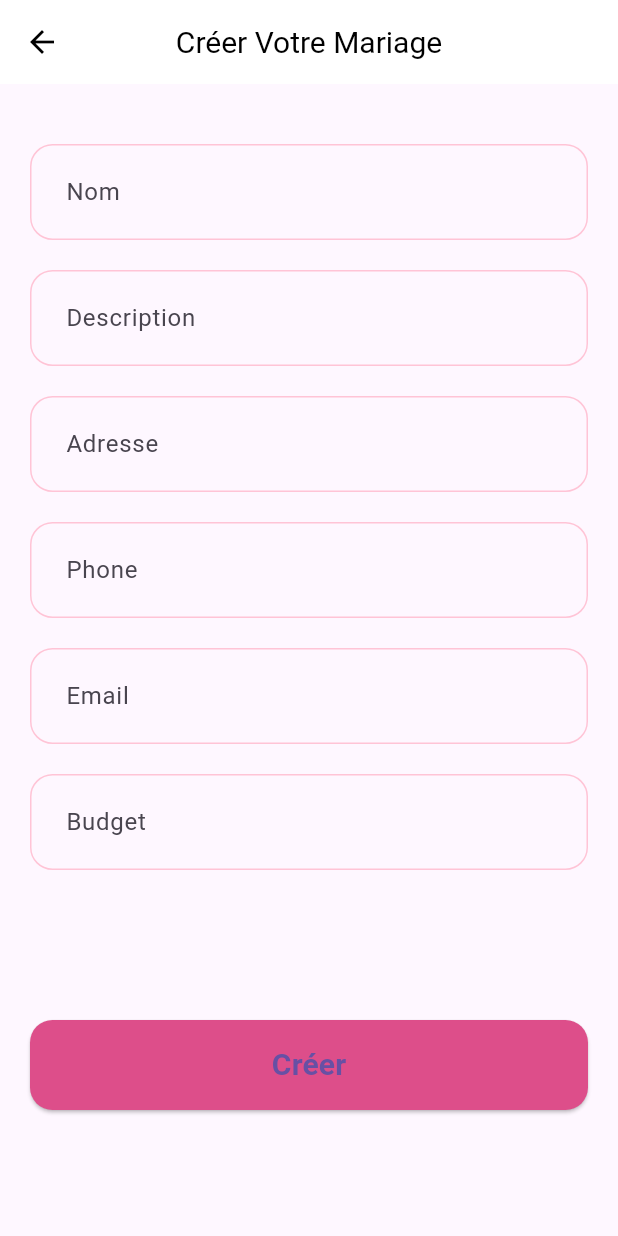
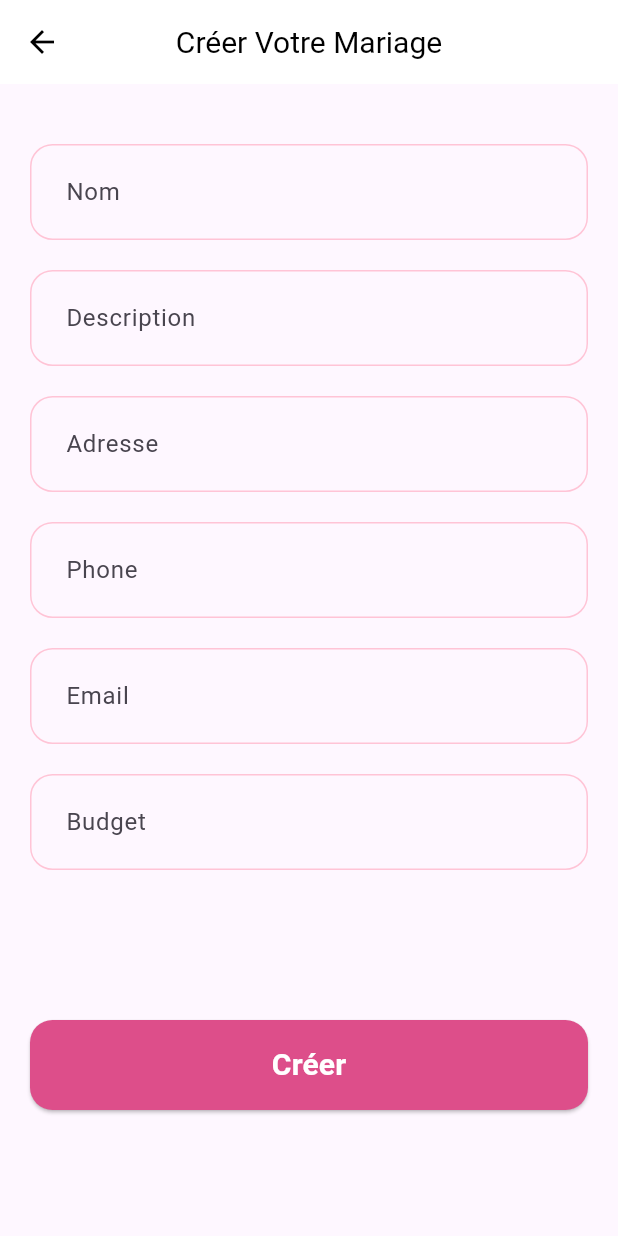
Before and after one commit to TheoBourdel/wedding-app, a Flutter app: the WeddingInfoPage screen opened directly, after a tap on "Créer un Mariage", on a phone screen of 412 x 824 dp. Run offline on Flutter 3.47's test engine with Material 3 defaults, Android fonts, the phone set to English and light mode, and no system bars; our stand-ins replace flutter_rating_bar, font_awesome_flutter, iconsax, image_picker, jwt_decoder, shared_preferences; accounts and stored records are empty; network calls fail.

Commit message:
some fix

```diff
--- a/client/lib/features/wedding/pages/wedding_form.dart
+++ b/client/lib/features/wedding/pages/wedding_form.dart
@@ -1,9 +1,7 @@
 import 'package:client/core/theme/app_colors.dart';
 import 'package:client/model/wedding.dart';
 import 'package:client/repository/auth_repository.dart';
-import 'package:flutter/cupertino.dart';
 import 'package:flutter/material.dart';
-import 'package:flutter/widgets.dart';
 import 'package:client/dto/wedding_dto.dart';
 import 'package:client/repository/wedding_repository.dart';
 import 'package:jwt_decoder/jwt_decoder.dart';
@@ -64,7 +62,7 @@ class _WeddingFormState extends State<WeddingForm> {
         final createdWedding = await weddingRepository.createWedding(wedding);
         Navigator.pop(context, createdWedding);
       } catch (e) {
-        print('Erreur lors de la creation du mariage: $e');
+        //print('Erreur lors de la creation du mariage: $e');
       }
     } else {
       WeddingDto updatedWeddingDto = WeddingDto(
@@ -81,19 +79,13 @@ class _WeddingFormState extends State<WeddingForm> {
         final updatedWedding = await weddingRepository.updateWedding(updatedWeddingDto);
         Navigator.pop(context, updatedWedding);
       } catch (e) {
-        print('Erreur lors de la modification du mariage: $e');
+        //print('Erreur lors de la modification du mariage: $e');
       }
     }
   }
 
   @override
   Widget build(BuildContext context) {
-
-    @override
-    void initState() {
-      super.initState();
-    }
-
     return Scaffold(
       appBar: AppBar(
         foregroundColor: Colors.black,
@@ -101,7 +93,7 @@ class _WeddingFormState extends State<WeddingForm> {
         elevation: 0,
         centerTitle: true,
 
-        title: Text('Créer Votre Mariage',
+        title: const Text('Créer Votre Mariage',
           style:TextStyle(
             fontSize: 20,
           ) ,),
@@ -112,10 +104,10 @@ class _WeddingFormState extends State<WeddingForm> {
           key: _formKey,
           child: ListView(
             children: [
-              SizedBox(height: 20),
+              const SizedBox(height: 20),
               TextFormField(
                 controller: _nameController,
-                decoration: InputDecoration(labelText: 'Nom'),
+                decoration: const InputDecoration(labelText: 'Nom'),
                 validator: (value) {
                   if (value == null || value.isEmpty) {
                     return 'Veuillez entrer le nom du mariage';
@@ -123,10 +115,10 @@ class _WeddingFormState extends State<WeddingForm> {
                   return null;
                 },
               ),
-              SizedBox(height: 20),
+              const SizedBox(height: 20),
               TextFormField(
                 controller: _descriptionController,
-                decoration: InputDecoration(labelText: 'Description'),
+                decoration: const InputDecoration(labelText: 'Description'),
                 validator: (value) {
                   if (value == null || value.isEmpty) {
                     return 'Veuillez entrer une description';
@@ -134,10 +126,10 @@ class _WeddingFormState extends State<WeddingForm> {
                   return null;
                 },
               ),
-              SizedBox(height: 20),
+              const SizedBox(height: 20),
               TextFormField(
                 controller: _addressController,
-                decoration: InputDecoration(labelText: 'Adresse'),
+                decoration: const InputDecoration(labelText: 'Adresse'),
                 validator: (value) {
                   if (value == null || value.isEmpty) {
                     return 'Veuillez entrer une Adresse';
@@ -145,15 +137,15 @@ class _WeddingFormState extends State<WeddingForm> {
                   return null;
                 },
               ),
-              SizedBox(height: 20),
+              const SizedBox(height: 20),
               TextFormField(
                 controller: _phoneController,
-                decoration: InputDecoration(labelText: 'Phone'),
+                decoration: const InputDecoration(labelText: 'Phone'),
               ),
-              SizedBox(height: 20),
+              const SizedBox(height: 20),
               TextFormField(
                 controller: _emailController,
-                decoration: InputDecoration(labelText: 'Email'),
+                decoration: const InputDecoration(labelText: 'Email'),
                 validator: (value) {
                   if (value == null || value.isEmpty) {
                     return 'Veuillez entrer une Email';
@@ -161,10 +153,10 @@ class _WeddingFormState extends State<WeddingForm> {
                   return null;
                 },
               ),
-              SizedBox(height: 20),
+              const SizedBox(height: 20),
               TextFormField(
                 controller: _budgetController,
-                decoration: InputDecoration(labelText: 'Budget'),
+                decoration: const InputDecoration(labelText: 'Budget'),
                 validator: (value) {
                   if (value == null || value.isEmpty) {
                     return 'Veuillez entrer une Budget';
@@ -172,7 +164,7 @@ class _WeddingFormState extends State<WeddingForm> {
                   return null;
                 },
               ),
-              SizedBox(height: 100),
+              const SizedBox(height: 100),
               ElevatedButton(
                 onPressed: weddingAction,
                 style: ElevatedButton.styleFrom(
@@ -185,8 +177,8 @@ class _WeddingFormState extends State<WeddingForm> {
                 ),
                 child: Text(
                   widget.currentWedding != null ? 'Modifier' : 'Créer',
-                  style: TextStyle(
-                    color: AppColors.textIcons,
+                  style: const TextStyle(
+                    color: Colors.white,
                     fontSize: 20,
                     fontWeight: FontWeight.w600,
                   ),
--- a/client/lib/features/wedding/pages/wedding_info_page.dart
+++ b/client/lib/features/wedding/pages/wedding_info_page.dart
@@ -2,9 +2,7 @@ import 'package:client/core/theme/app_colors.dart';
 import 'package:client/features/wedding/pages/wedding_form.dart';
 import 'package:client/model/wedding.dart';
 import 'package:client/repository/wedding_repository.dart';
-import 'package:flutter/cupertino.dart';
 import 'package:flutter/material.dart';
-import 'package:flutter/widgets.dart';
 import 'package:jwt_decoder/jwt_decoder.dart';
 import 'package:shared_preferences/shared_preferences.dart';
 
@@ -54,7 +52,6 @@ class _WeddingInfoPageState extends State<WeddingInfoPage> {
     try {
       final wedding = await weddingRepository.getUserWedding(userId);
       bool isWeddingExists = wedding != null;
-      print(wedding.id);
 
       setState(() {
         _isWeddingExists = isWeddingExists;
@@ -85,10 +82,10 @@ class _WeddingInfoPageState extends State<WeddingInfoPage> {
                           ElevatedButton(
                         onPressed: () {
                           Navigator.push( context, MaterialPageRoute(
-                              builder: (context) => WeddingForm(),
+                              builder: (context) => const WeddingForm(),
                             ),
                           ).then((currentWedding) {
-                            print('je reviens de creer');
+                            //print('je reviens de creer');
                           if (currentWedding != null) {
                               setState(() {
                                 _wedding = currentWedding;
@@ -108,7 +105,7 @@ class _WeddingInfoPageState extends State<WeddingInfoPage> {
                         child: const Text(
                           'Créer un Mariage',
                           style: TextStyle(
-                            color: AppColors.textIcons,
+                            color: Colors.white,
                             fontSize: 20,
                             fontWeight: FontWeight.w600,
                           ),
@@ -121,12 +118,12 @@ class _WeddingInfoPageState extends State<WeddingInfoPage> {
                             height: 200,
                             child: Card(
                               elevation: 9,
-                              margin: EdgeInsets.symmetric(vertical: 10, horizontal: 20),
+                              margin: const EdgeInsets.symmetric(vertical: 10, horizontal: 20),
                               child: Padding(
-                                padding: EdgeInsets.all(20),
+                                padding: const EdgeInsets.all(20),
                                 child: Text(
                                   _wedding?.name ?? 'No wedding name available',
-                                  style: TextStyle(
+                                  style: const TextStyle(
                                     fontSize: 24,
                                     fontWeight: FontWeight.bold,
                                   ),
@@ -142,13 +139,13 @@ class _WeddingInfoPageState extends State<WeddingInfoPage> {
                             height: 200, // Définit une hauteur spécifique
                             child: Card(
                               elevation: 9,
-                              margin: EdgeInsets.symmetric(vertical: 10, horizontal: 20),
+                              margin: const EdgeInsets.symmetric(vertical: 10, horizontal: 20),
                               child: Padding(
-                                padding: EdgeInsets.all(20),
+                                padding: const EdgeInsets.all(20),
 
                                 child: Text(
                                   _wedding?.description ?? 'No wedding name available',
-                                  style: TextStyle(
+                                  style: const TextStyle(
                                     fontSize: 24,
                                     fontWeight: FontWeight.bold,
                                   ),
@@ -166,13 +163,13 @@ class _WeddingInfoPageState extends State<WeddingInfoPage> {
                                 height: 200, // Définit une hauteur spécifique
                                 child: Card(
                                   elevation: 9,
-                                  margin: EdgeInsets.symmetric(vertical: 10, horizontal: 20),
+                                  margin: const EdgeInsets.symmetric(vertical: 10, horizontal: 20),
                                   child: Padding(
-                                    padding: EdgeInsets.all(20),
+                                    padding: const EdgeInsets.all(20),
 
                                     child: Text(
                                       _wedding?.budget?.toString()  ?? 'No description available',
-                                      style: TextStyle(
+                                      style: const TextStyle(
                                         fontSize: 24,
                                         fontWeight: FontWeight.bold,
                                       ),
@@ -187,13 +184,13 @@ class _WeddingInfoPageState extends State<WeddingInfoPage> {
                                 height: 200, // Définit une hauteur spécifique
                                 child: Card(
                                   elevation: 9,
-                                  margin: EdgeInsets.symmetric(vertical: 10, horizontal: 20),
+                                  margin: const EdgeInsets.symmetric(vertical: 10, horizontal: 20),
                                   child: Padding(
-                                    padding: EdgeInsets.all(20),
+                                    padding: const EdgeInsets.all(20),
 
                                     child: Text(
                                       _wedding?.name ?? 'No wedding name available',
-                                      style: TextStyle(
+                                      style: const TextStyle(
                                         fontSize: 24,
                                         fontWeight: FontWeight.bold,
                                       ),
@@ -234,7 +231,7 @@ class _WeddingInfoPageState extends State<WeddingInfoPage> {
                             child: const Text(
                               'Modifier le Mariage',
                               style: TextStyle(
-                                color: AppColors.textIcons,
+                                color: Colors.white,
                                 fontSize: 16,
                                 fontWeight: FontWeight.w600,
                               ),
@@ -249,7 +246,7 @@ class _WeddingInfoPageState extends State<WeddingInfoPage> {
                                     _isWeddingExists = false;
                                   });
                                 } catch (e) {
-                                  print('Erreur lors de la suppression du mariage: $e');
+                                  //print('Erreur lors de la suppression du mariage: $e');
                                 }
                               }
                             },
@@ -264,7 +261,7 @@ class _WeddingInfoPageState extends State<WeddingInfoPage> {
                             child: const Text(
                               'Supprimer ',
                               style: TextStyle(
-                                color: AppColors.textIcons,
+                                color: Colors.white,
                                 fontSize: 16,
                                 fontWeight: FontWeight.w600,
                               ),
--- a/client/lib/model/wedding.dart
+++ b/client/lib/model/wedding.dart
@@ -7,7 +7,6 @@ class Wedding {
   final String phone;
   final String email;
   final int budget;
-  final int UserID;
   final String? createdAt;
   final String? updatedAt;
   final String? deletedAt;
@@ -21,7 +20,6 @@ class Wedding {
     required this.phone,
     required this.email,
     required this.budget,
-    required this.UserID,
     this.createdAt,
     this.updatedAt,
     this.deletedAt,
@@ -37,7 +35,6 @@ class Wedding {
       phone: json['Phone'] as String,
       email: json['Email'] as String,
       budget: json['Budget'] as int,
-      UserID: json['UserID'] as int,
       createdAt: json['CreatedAt'] as String?,
       updatedAt: json['UpdatedAt'] as String?,
       deletedAt: json['DeletedAt'] as String?,
--- a/client/lib/repository/user_repository.dart
+++ b/client/lib/repository/user_repository.dart
@@ -7,6 +7,7 @@ class UserRepository {
   final String _baseUrl = apiUrl;
 
   Future<User> getUser(int userId) async {
+
     Response res = await get(
       Uri.parse('$_baseUrl/user/$userId'),
     );
```
Also changed, not shown: client/lib/repository/wedding_repository.dart (+22 -11 lines), 3 other files.
